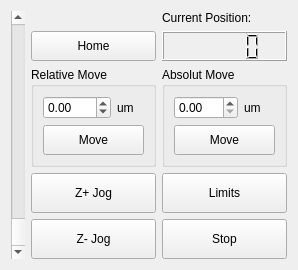
Qt form GUI/ZWidget.ui (frankscu/pymotor) before a commit.
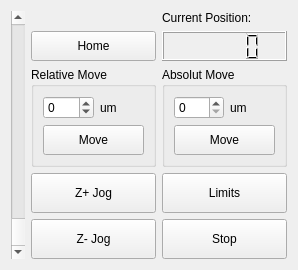
The same form after that commit.

What changed in the file:
```diff
--- a/GUI/ZWidget.ui
+++ b/GUI/ZWidget.ui
@@ -126,6 +126,9 @@
           <height>0</height>
          </size>
         </property>
+        <property name="decimals">
+         <number>0</number>
+        </property>
         <property name="minimum">
          <double>-300.000000000000000</double>
         </property>
@@ -177,6 +180,9 @@
           <height>0</height>
          </size>
         </property>
+        <property name="decimals">
+         <number>0</number>
+        </property>
         <property name="maximum">
          <double>300.000000000000000</double>
         </property>
```
